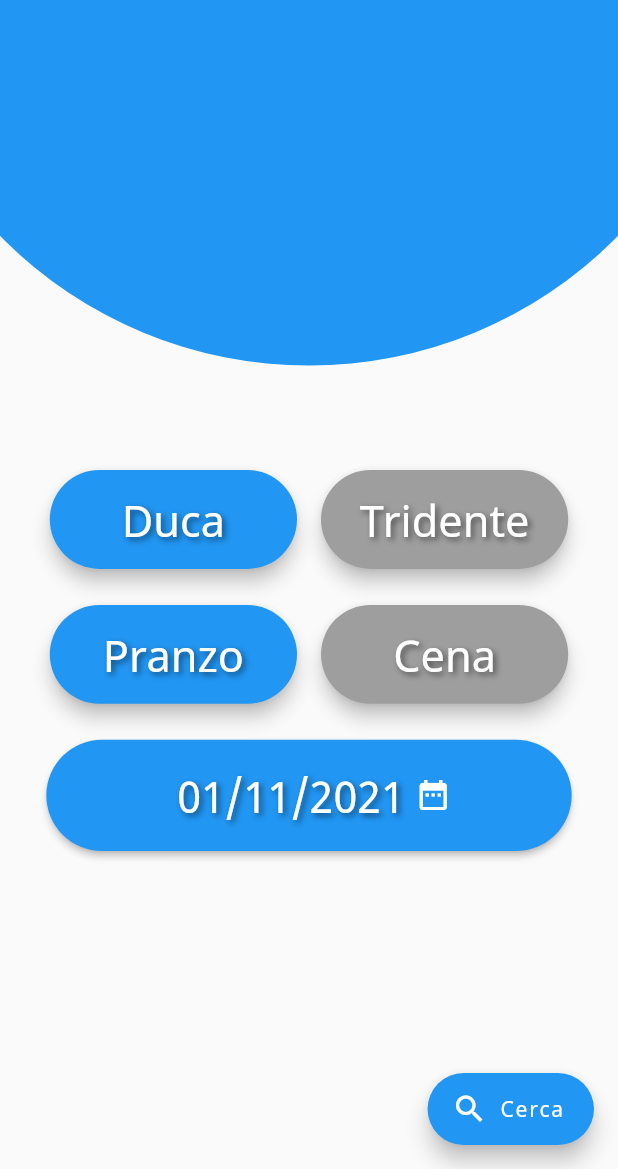
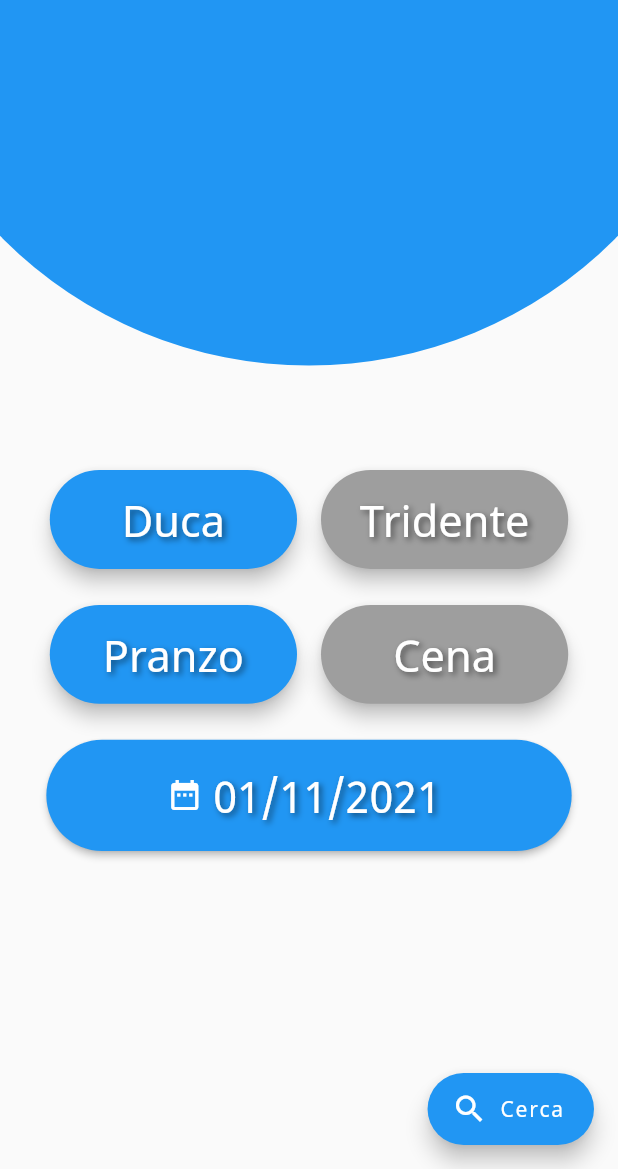
Before and after one commit to GitWizards/MensaUniurbApp, a Flutter app: the screen it shows after launch, in the side drawer, after a tap on "Cerca", on a phone screen of 412 x 824 dp, the part 67-1236 px from its top. Run offline on Flutter 3.47's test engine with Material 2 defaults, Android fonts, the phone set to English and light mode, and no system bars; our stand-ins replace font_awesome_flutter, shared_preferences, url_launcher_web; missing offline and left inert: shared_preferences_web.

Commit message:
Update themes

```diff
--- a/lib/main.dart
+++ b/lib/main.dart
@@ -21,7 +21,7 @@ void main() async {
   theme.load();
 
   // Run app
-  runApp(MensaUniurb(currentTheme: theme));
+  runApp(MensaUniurb(theme: theme));
 }
 
 class MensaUniurb extends StatefulWidget {
@@ -29,9 +29,9 @@ class MensaUniurb extends StatefulWidget {
   final String title = "Mensa Uniurb";
 
   // Theme to be set
-  final MyTheme currentTheme;
+  final MyTheme theme;
 
-  MensaUniurb({required this.currentTheme});
+  MensaUniurb({required this.theme});
 
   @override
   _MensaUniurbState createState() => _MensaUniurbState();
@@ -41,7 +41,7 @@ class _MensaUniurbState extends State<MensaUniurb> {
   @override
   void initState() {
     super.initState();
-    widget.currentTheme.addListener(() {
+    widget.theme.addListener(() {
       setState(() {});
     });
   }
@@ -50,14 +50,14 @@ class _MensaUniurbState extends State<MensaUniurb> {
   Widget build(BuildContext context) {
     return MaterialApp(
       title: widget.title,
-      theme: widget.currentTheme.current,
+      theme: widget.theme.current,
 
       // Define application routes to various screens
       initialRoute: '/',
       routes: {
         '/': (context) => SearchScreen(
               title: widget.title,
-              currentTheme: widget.currentTheme,
+              theme: widget.theme,
             ),
         '/results': (context) => ResultScreen(),
       },
@@ -75,13 +75,13 @@ class _MensaUniurbState extends State<MensaUniurb> {
 class SearchScreen extends StatefulWidget {
   // Title of the screen
   final String title;
-  final MyTheme currentTheme;
+  final MyTheme theme;
 
   // Constructor of the screen
   SearchScreen({
     Key? key,
     required this.title,
-    required this.currentTheme,
+    required this.theme,
   }) : super(key: key);
 
   @override
@@ -160,17 +160,19 @@ class _SearchScreenState extends State<SearchScreen> {
       floatingActionButton: FloatingActionButton.extended(
         label: Text("Cerca"),
         icon: Icon(Icons.search),
+        backgroundColor: Theme.of(context).colorScheme.primary,
+        foregroundColor: Colors.white,
         onPressed: () {
           // Translates values from buttons to prettier form
-          String? kName = prettyName['$kitchen'];
-          String? mName = prettyName['$meal'];
+          String? chosenKitchen = prettyName['$kitchen'];
+          String? chosenMeal = prettyName['$meal'];
 
           // Navigate to ResultScreen when tapped
           Navigator.pushNamed(
             context,
             '/results',
             arguments: SearchArguments(
-              title: "$kName - $mName",
+              title: "$chosenKitchen - $chosenMeal",
               kitchen: kitchen,
               date: date,
               meal: meal,
@@ -185,45 +187,10 @@ class _SearchScreenState extends State<SearchScreen> {
         color: Theme.of(context).backgroundColor,
         child: ListView(
           children: <Widget>[
-            ListTile(
-              leading: Icon(FontAwesomeIcons.palette),
-              title: Text('Tema', style: TextStyle(fontSize: 17)),
-            ),
-
-            // Themes selection
-            Row(
-              children: <Widget>[
-                IconButton(
-                  icon: CircleAvatar(backgroundColor: Colors.blue),
-                  onPressed: () => {
-                    widget.currentTheme.switchTheme('blue'),
-                    Navigator.pop(context),
-                  },
-                ),
-                IconButton(
-                  icon: CircleAvatar(backgroundColor: Colors.green),
-                  onPressed: () => {
-                    widget.currentTheme.switchTheme('green'),
-                    Navigator.pop(context)
-                  },
-                ),
-                IconButton(
-                  icon: CircleAvatar(backgroundColor: Colors.red),
-                  onPressed: () => {
-                    widget.currentTheme.switchTheme('red'),
-                    Navigator.pop(context),
-                  },
-                ),
-              ],
-              mainAxisAlignment: MainAxisAlignment.spaceEvenly,
-            ),
-
-            Divider(),
-
             // Open github repo
             ListTile(
               leading: Icon(FontAwesomeIcons.github),
-              title: Text('Github', style: TextStyle(fontSize: 17)),
+              title: Text('GitHub', style: TextStyle(fontSize: 17)),
               onTap: () =>
                   _launchURL("https://github.com/FastRadeox/MensaUniurbBot"),
             ),
@@ -233,6 +200,16 @@ class _SearchScreenState extends State<SearchScreen> {
               leading: Icon(FontAwesomeIcons.telegramPlane),
               title: Text('Bot Telegram', style: TextStyle(fontSize: 17)),
               onTap: () => _launchURL("https://t.me/MensaUniurb_Bot"),
+            ),
+
+            // Switch between dark and light theme
+            ListTile(
+              leading: Icon(FontAwesomeIcons.lightbulb),
+              title: Text('Cambia tema', style: TextStyle(fontSize: 17)),
+              onTap: () => {
+                widget.theme.switchTheme(),
+                Navigator.pop(context),
+              },
             ),
           ],
         ),
@@ -264,9 +241,9 @@ class _SearchScreenState extends State<SearchScreen> {
 
 // Custom painter that creates the blue circle over the appBar
 class CircleAppBar extends CustomPainter {
-  CircleAppBar({this.context});
+  CircleAppBar({required this.context});
 
-  final BuildContext? context;
+  final BuildContext context;
 
   @override
   void paint(Canvas canvas, Size size) {
@@ -274,7 +251,7 @@ class CircleAppBar extends CustomPainter {
     final paint = Paint();
 
     // Set the color based of accent
-    paint.color = Theme.of(context!).accentColor;
+    paint.color = Theme.of(context).colorScheme.primary;
 
     // Compute the center where the circle should be drawn
     Offset center = Offset(size.width * 0.5, 0);
--- a/lib/myWidgets.dart
+++ b/lib/myWidgets.dart
@@ -27,6 +27,12 @@ class _DataPickerState extends State<DataPicker> {
         child: Row(
           children: <Widget>[
             Container(
+              child: Icon(
+                Icons.date_range,
+                color: Colors.white,
+              ),
+            ),
+            Container(
               padding: EdgeInsets.all(7),
               child: Text(
                 date,
@@ -43,18 +49,12 @@ class _DataPickerState extends State<DataPicker> {
                 ),
               ),
             ),
-            Container(
-              child: Icon(
-                Icons.date_range,
-                color: Colors.white,
-              ),
-            ),
           ],
           mainAxisAlignment: MainAxisAlignment.center,
         ),
         style: ElevatedButton.styleFrom(
           shape: StadiumBorder(),
-          primary: Theme.of(context).accentColor,
+          primary: Theme.of(context).colorScheme.primary,
         ),
         onPressed: () => _showDateTimePicker(context),
       ),
@@ -168,7 +168,7 @@ class _RadioButtonsState extends State<RadioButtons> {
             backgroundColor: MaterialStateProperty.resolveWith<Color>(
               (Set<MaterialState> states) {
                 if (states.contains(MaterialState.disabled))
-                  return Theme.of(context).accentColor;
+                  return Theme.of(context).colorScheme.primary;
                 return Colors.grey; // Use the component's default.
               },
             ),
--- a/lib/themes.dart
+++ b/lib/themes.dart
@@ -2,26 +2,22 @@ import 'package:flutter/material.dart';
 import 'package:shared_preferences/shared_preferences.dart';
 
 class MyTheme with ChangeNotifier {
-  ThemeData _currentTheme = _blue;
-  ThemeData get current => _currentTheme;
+  ThemeData currentTheme = lightTheme;
+  ThemeData get current => currentTheme;
 
-  void switchTheme(theme, {should_save = true}) {
-    switch (theme) {
-      case 'blue':
-        _currentTheme = _blue;
-        notifyListeners();
-        break;
-      case 'green':
-        _currentTheme = _green;
-        notifyListeners();
-        break;
-      case 'red':
-        _currentTheme = _red;
-        notifyListeners();
-        break;
+  void switchTheme() {
+    String theme;
+
+    if (currentTheme == lightTheme) {
+      currentTheme = darkTheme;
+      theme = 'dark';
+    } else {
+      currentTheme = lightTheme;
+      theme = 'light';
     }
 
-    if (should_save) save(theme);
+    notifyListeners();
+    save(theme);
   }
 
   // Save the theme to shared preferences
@@ -33,42 +29,27 @@ class MyTheme with ChangeNotifier {
   // Load the theme from shared preferences
   void load() async {
     SharedPreferences prefs = await SharedPreferences.getInstance();
-    String? theme = prefs.getString('theme');
-
-    if (['blue', 'green', 'red'].contains(theme)) {
-      switchTheme(
-        theme,
-        should_save: false,
-      );
+    if (prefs.getString('theme') == 'dark') {
+      currentTheme = darkTheme;
     } else {
-      switchTheme('blue');
+      currentTheme = lightTheme;
     }
+    notifyListeners();
   }
 }
 
-// Light - Blue theme
-ThemeData _blue = ThemeData(
-  primaryColor: Colors.blue,
-  primarySwatch: Colors.blue,
-  accentColor: Colors.blue,
-  brightness: Brightness.light,
+// Light-blue theme
+ThemeData lightTheme = ThemeData(
+  colorScheme: ColorScheme.light(
+    primary: Colors.blue,
+  ),
   fontFamily: 'Noto',
 );
 
-// Light - Green theme
-ThemeData _green = ThemeData(
-  primaryColor: Colors.green,
-  primarySwatch: Colors.green,
-  accentColor: Colors.green,
-  brightness: Brightness.light,
+// Dark-grey theme
+ThemeData darkTheme = ThemeData(
+  colorScheme: ColorScheme.dark(
+    primary: Colors.blueGrey,
+  ),
   fontFamily: 'Noto',
 );
-
-// Dark - Red theme
-ThemeData _red = ThemeData(
-  primaryColor: Colors.red,
-  primarySwatch: Colors.red,
-  accentColor: Colors.red,
-  brightness: Brightness.dark,
-  fontFamily: 'Noto',
-);
```
